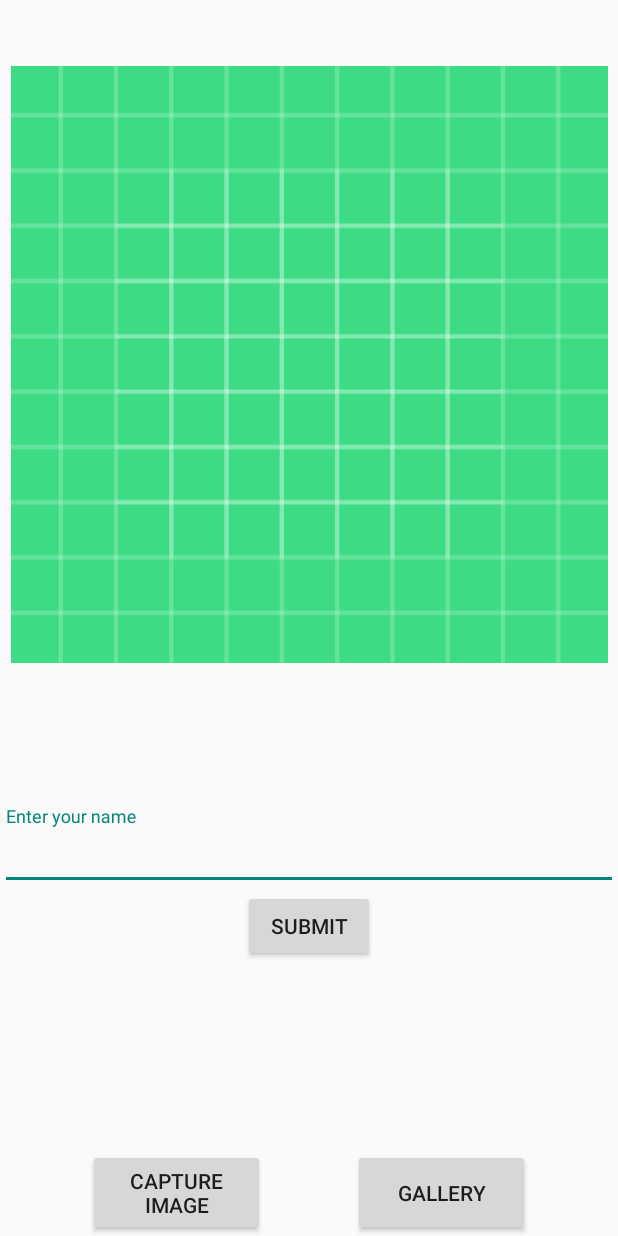
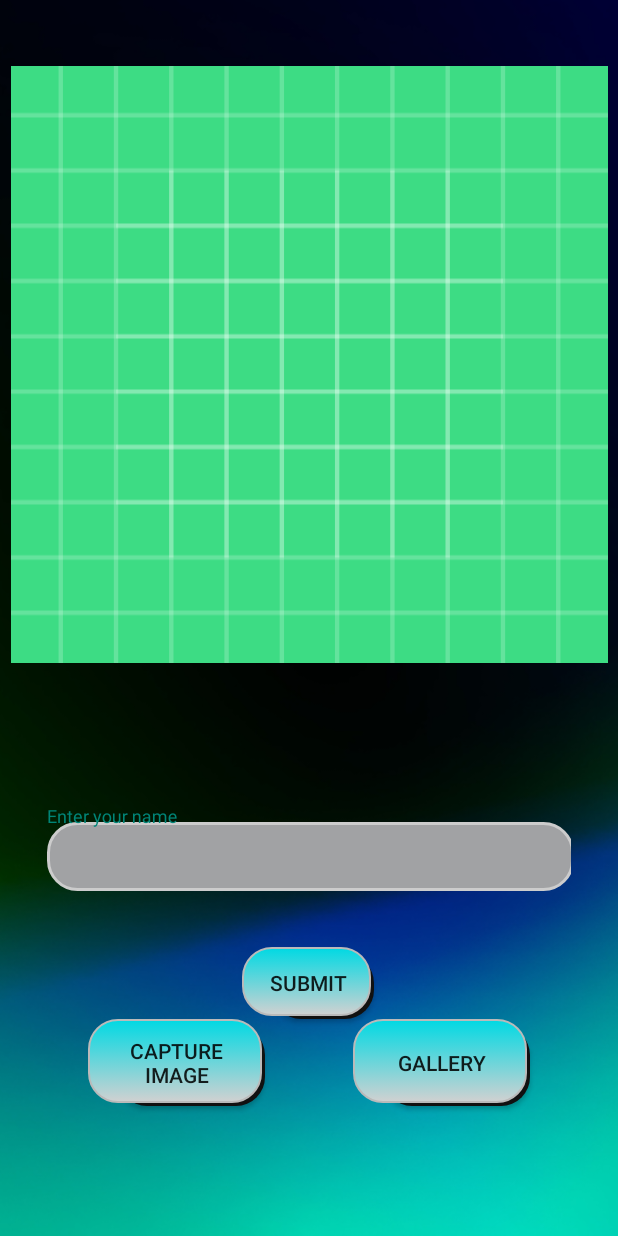
Before and after one commit to RajBhattacharyya/fictional-lamp, an Android app: the ImageCapture screen opened directly, with no data from a screen before it, on a phone screen of 412 x 824 dp. Run offline under Robolectric (Android 15) with nearby library versions, the phone set to English and light mode, and no system bars; our stand-ins replace Firebase (no records; nobody signed in at launch, a user with empty details on screens opened directly).

Commit message:
ui change

```diff
--- a/app/src/main/res/layout/image_capture.xml
+++ b/app/src/main/res/layout/image_capture.xml
@@ -3,7 +3,8 @@
     xmlns:app="http://schemas.android.com/apk/res-auto"
     xmlns:tools="http://schemas.android.com/tools"
     android:layout_width="match_parent"
-    android:layout_height="match_parent">
+    android:layout_height="match_parent"
+    android:background="@drawable/loginbg">
 
     <ImageView
         android:id="@+id/imageView"
@@ -18,19 +19,19 @@
 
     <com.google.android.material.textfield.TextInputLayout
         android:id="@+id/inputName"
-        android:layout_width="0dp"
-        android:layout_height="wrap_content"
+        android:layout_width="349dp"
+        android:layout_height="74dp"
         android:layout_marginTop="52dp"
         android:hint="Enter your name"
         app:layout_constraintEnd_toEndOf="parent"
-        app:layout_constraintHorizontal_bias="0.0"
         app:layout_constraintStart_toStartOf="parent"
         app:layout_constraintTop_toBottomOf="@+id/imageView">
 
         <com.google.android.material.textfield.TextInputEditText
             android:id="@+id/editTextName"
-            android:layout_width="match_parent"
-            android:layout_height="wrap_content" />
+            android:layout_width="351dp"
+            android:layout_height="46dp"
+            android:background="@drawable/rounded_corner_view" />
 
     </com.google.android.material.textfield.TextInputLayout>
 
@@ -38,29 +39,33 @@
         android:id="@+id/button2"
         android:layout_width="118dp"
         android:layout_height="58dp"
+        android:background="@drawable/dashboard_box"
         android:text="Capture Image"
-        app:layout_constraintBottom_toBottomOf="parent"
         app:layout_constraintEnd_toStartOf="@+id/button3"
         app:layout_constraintStart_toStartOf="parent"
+        app:layout_constraintTop_toBottomOf="@+id/submit_button"
         tools:ignore="MissingConstraints" />
 
     <Button
         android:id="@+id/button3"
         android:layout_width="118dp"
         android:layout_height="58dp"
+        android:background="@drawable/dashboard_box"
         android:text="Gallery"
-        app:layout_constraintBottom_toBottomOf="parent"
         app:layout_constraintEnd_toEndOf="parent"
         app:layout_constraintStart_toEndOf="@+id/button2"
+        app:layout_constraintTop_toBottomOf="@+id/submit_button"
         tools:ignore="MissingConstraints" />
 
     <Button
         android:id="@+id/submit_button"
         android:layout_width="wrap_content"
         android:layout_height="wrap_content"
+        android:layout_marginTop="20dp"
+        android:background="@drawable/dashboard_box"
         android:text="Submit"
         app:layout_constraintEnd_toEndOf="parent"
-        app:layout_constraintHorizontal_bias="0.5"
+        app:layout_constraintHorizontal_bias="0.498"
         app:layout_constraintStart_toStartOf="parent"
         app:layout_constraintTop_toBottomOf="@id/inputName" />
 
--- a/app/src/main/res/layout/intruderimage.xml
+++ b/app/src/main/res/layout/intruderimage.xml
@@ -3,7 +3,8 @@
     xmlns:app="http://schemas.android.com/apk/res-auto"
     xmlns:tools="http://schemas.android.com/tools"
     android:layout_width="match_parent"
-    android:layout_height="match_parent">
+    android:layout_height="match_parent"
+    android:background="@drawable/loginbg">
 
     <TextView
         android:id="@+id/textView"
@@ -14,7 +15,8 @@
         android:layout_marginEnd="16dp"
         android:text="Intruder Image"
         android:textAlignment="center"
-        android:textSize="20sp"
+        android:textColor="#FFFFFF"
+        android:textSize="24sp"
         app:layout_constraintBottom_toTopOf="@+id/imageView2"
         app:layout_constraintEnd_toEndOf="parent"
         app:layout_constraintHorizontal_bias="0.498"
```
Also changed, not shown: app/src/main/res/layout/monitor.xml (+38 -23 lines).
